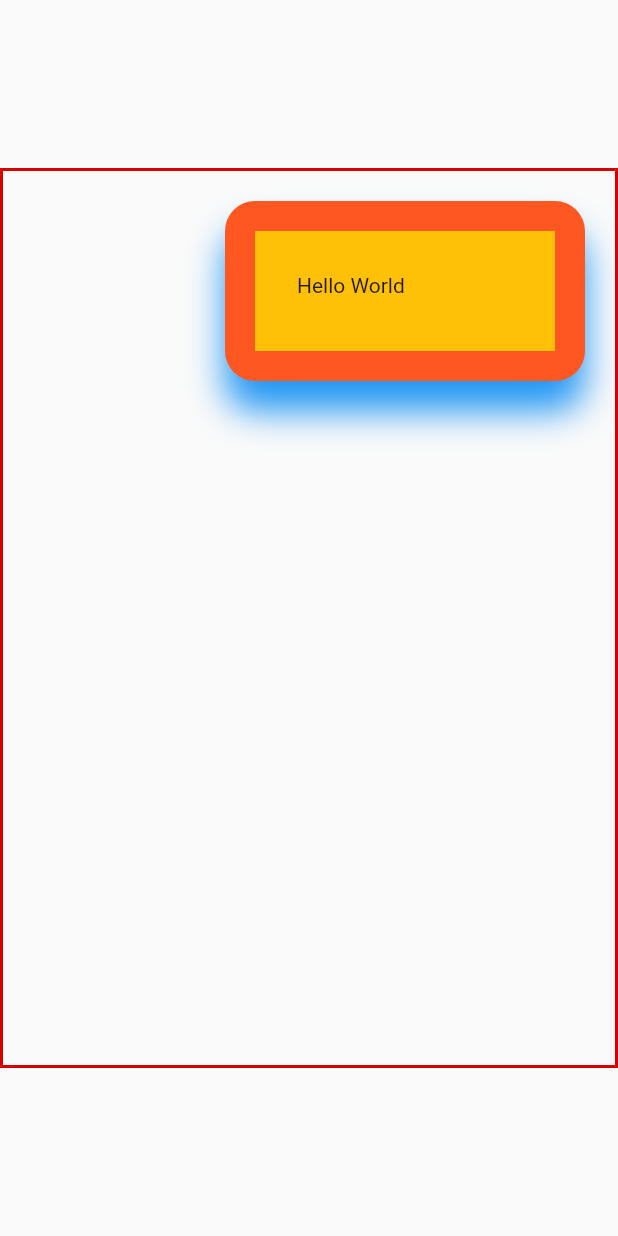
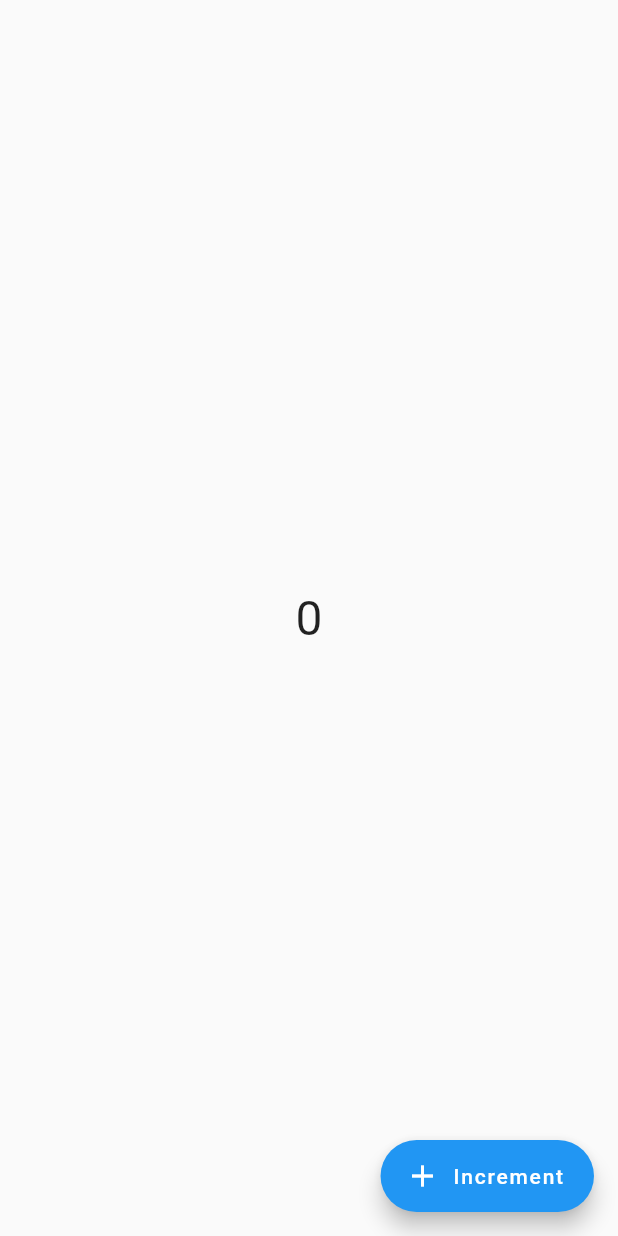
Before and after one commit to hrithikwins/headstart_flutter, a Flutter app: the screen it shows after launch, on a phone screen of 412 x 824 dp. Run offline on Flutter 3.47's test engine with Material 2 defaults, Android fonts, the phone set to English and light mode, and no system bars.

Commit message:
updated field

```diff
--- a/lib/main.dart
+++ b/lib/main.dart
@@ -1,5 +1,7 @@
 import 'package:flutter/material.dart';
 import "dart:math" as Math;
+
+import 'package:headstart_flutter/screens/stateful-assignment.dart';
 
 void main() {
   runApp(const MyApp());
@@ -25,68 +27,7 @@ class MyApp extends StatelessWidget {
         // is not restarted.
         primarySwatch: Colors.blue,
       ),
-      home: const MyHomePage(),
+      home: const StatefulAssignment(),
     );
   }
 }
-
-class MyHomePage extends StatelessWidget {
-  const MyHomePage({super.key});
-
-  @override
-  Widget build(BuildContext context) {
-    // our code goes here
-    return Scaffold(
-      body: Center(
-        // your code starts from here
-        child: Container(
-          alignment: Alignment.topRight,
-          // color: Colors.black,
-          height: 600,
-          decoration: BoxDecoration(
-            border:
-                Border.all(width: 2.0, color: Color.fromARGB(255, 215, 0, 0)),
-          ),
-          // width: 200,
-          padding: EdgeInsets.all(20.0),
-          // this is the child container -> orange and every children
-          child: Container(
-            // color: Colors.deepOrange,
-            decoration: BoxDecoration(
-              color: Colors.deepOrange,
-              borderRadius: BorderRadius.circular(20.0),
-              boxShadow: [
-                BoxShadow(
-                  color: Colors.blue,
-                  blurRadius: 20.0,
-                  offset: Offset(
-                    0,
-                    20,
-                  ),
-                ),
-              ],
-            ),
-            // height: 80,
-            // amber container
-            child: Container(
-              margin: EdgeInsets.all(20.0),
-              color: Colors.amber,
-              height: 80,
-              width: 200,
-              padding: EdgeInsets.all(
-                28.0,
-              ),
-              // transform: Matrix4.rotationX(
-              //   Math.pi,
-              // ),
-              child: Text(
-                "Hello World ",
-
-              ),
-            ),
-          ),
-        ),
-      ),
-    );
-  }
-}
--- /dev/null
+++ b/lib/screens/stateful-assignment.dart
@@ -0,0 +1,45 @@
+import 'package:flutter/material.dart';
+
+class StatefulAssignment extends StatefulWidget {
+  const StatefulAssignment({super.key});
+
+  @override
+  State<StatefulAssignment> createState() => _StatefulAssignmentState();
+}
+
+class _StatefulAssignmentState extends State<StatefulAssignment> {
+  int counter = 0;
+
+  @override
+  Widget build(BuildContext context) {
+    // our code goes here
+    return Scaffold(
+      floatingActionButton: FloatingActionButton.extended(
+        onPressed: () {
+          setState(() {
+            counter++;
+            print("updated $counter");
+          });
+        },
+        icon: Icon(Icons.add),
+        label: Text("Increment"),
+      ),
+      body: Center(
+        // your code starts from here
+        child: Container(
+          child: Text(
+            "$counter",
+            style: TextStyle(
+              fontSize: 32,
+            ),
+          ),
+        ),
+      ),
+    );
+  }
+}
+
+
+//1. create a counter which shows red colored text when the number is negative, shows yellow when it's 0
+//and shows green when it's positive
+// and should be range of -5 to 5
```
Also changed, not shown: pubspec.lock.
